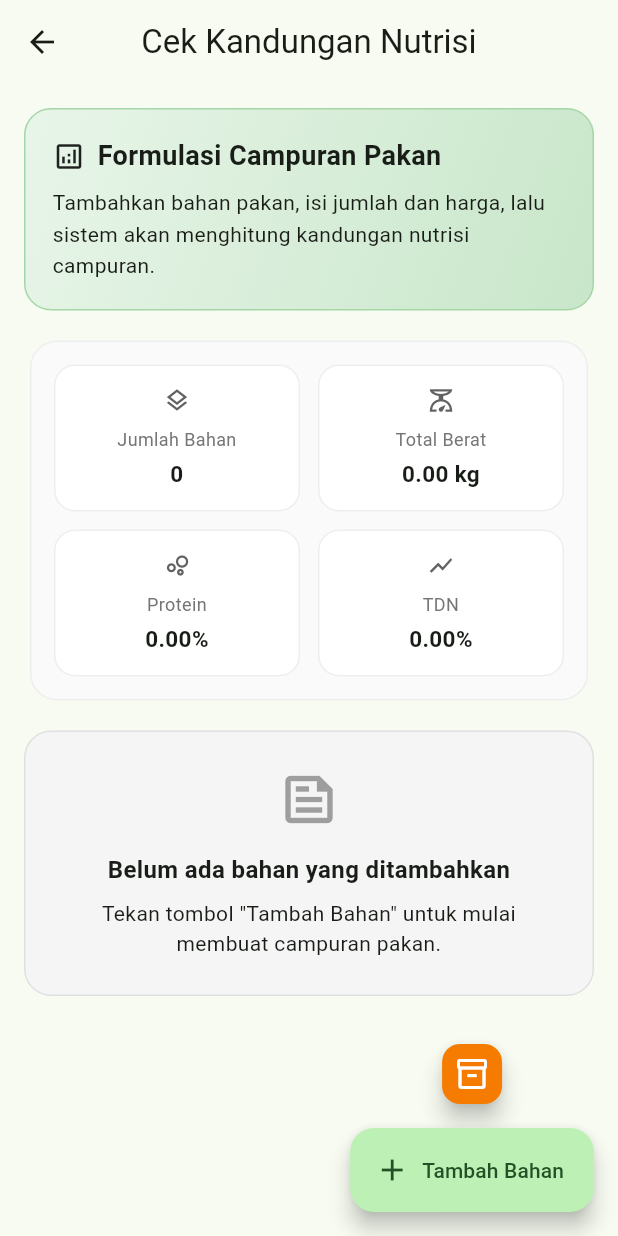
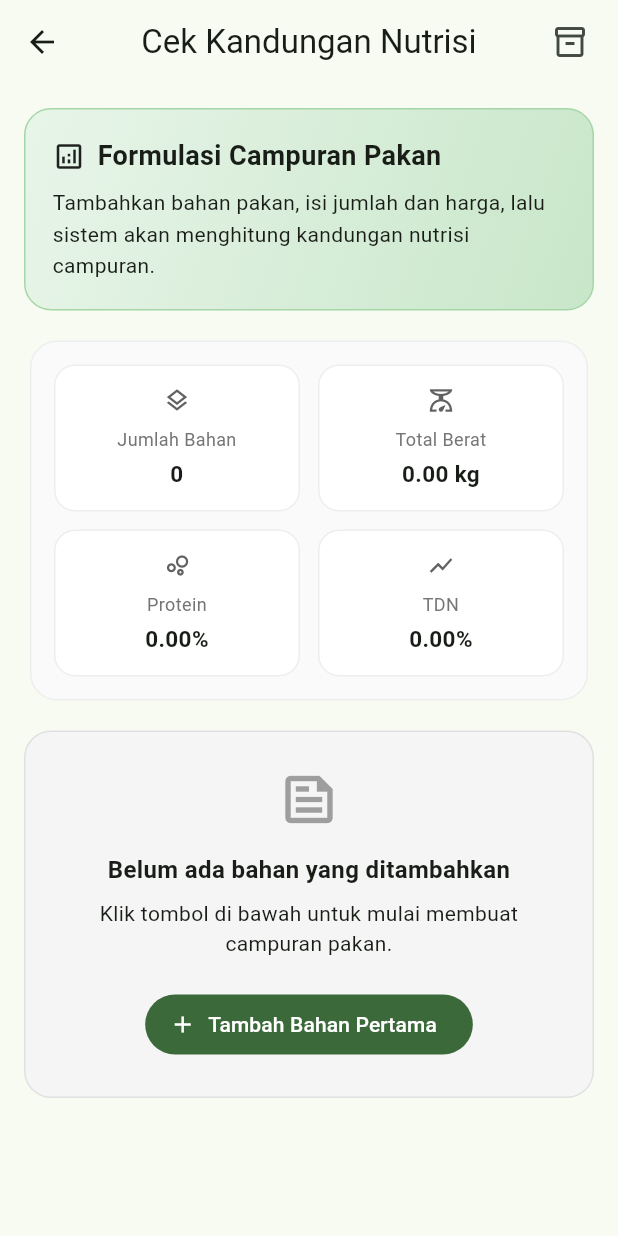
Before and after one commit to leanderarya/dipo-feed, a Flutter app: the CekKandunganNutrisiScreen screen opened directly, on a phone screen of 412 x 824 dp. Run offline on Flutter 3.47's test engine with Material 3 defaults, Android fonts, the light colour scheme and no system bars; our stand-ins replace shared_preferences; accounts and stored records are empty.

Commit message:
feat(cek_kandungan): hapus FAB dan pindahkan aksi ke appBar & body

```diff
--- a/lib/features/cek_kandungan_nutrisi/cek_kandungan_nutrisi_screen.dart
+++ b/lib/features/cek_kandungan_nutrisi/cek_kandungan_nutrisi_screen.dart
@@ -169,9 +169,15 @@ class _CekKandunganNutrisiScreenState extends State<CekKandunganNutrisiScreen> {
       appBar: AppBar(
         title: const Text('Cek Kandungan Nutrisi'),
         centerTitle: true,
+        actions: [
+          IconButton(
+            tooltip: 'Master Pakan',
+            onPressed: _isLoading ? null : _bukaManajemenMaster,
+            icon: const Icon(Icons.inventory_2_outlined),
           ),
-      floatingActionButtonLocation: FloatingActionButtonLocation.endFloat,
-      floatingActionButton: _buildFabGroup(),
+          const SizedBox(width: 8),
+        ],
+      ),
       body: SafeArea(child: _buildBody(hasil)),
       bottomNavigationBar:
           widget.modePilihUntukEvaluasi &&
@@ -195,27 +201,6 @@ class _CekKandunganNutrisiScreenState extends State<CekKandunganNutrisiScreen> {
     );
   }
 
-  Widget _buildFabGroup() {
-    return Column(
-      mainAxisSize: MainAxisSize.min,
-      children: [
-        FloatingActionButton.small(
-          heroTag: 'fab_master',
-          onPressed: _isLoading ? null : _bukaManajemenMaster,
-          backgroundColor: Colors.orange.shade700,
-          child: const Icon(Icons.inventory_2_outlined, color: Colors.white),
-        ),
-        const SizedBox(height: 12),
-        FloatingActionButton.extended(
-          heroTag: 'fab_add',
-          onPressed: _isLoading ? null : _tambahBahan,
-          icon: const Icon(Icons.add),
-          label: const Text('Tambah Bahan'),
-        ),
-      ],
-    );
-  }
-
   Widget _buildBody(HasilPerhitunganNutrisi hasil) {
     if (_isLoading) {
       return const Center(child: CircularProgressIndicator());
@@ -231,7 +216,7 @@ class _CekKandunganNutrisiScreenState extends State<CekKandunganNutrisiScreen> {
     }
 
     return ListView(
-      padding: const EdgeInsets.fromLTRB(16, 16, 16, 120),
+      padding: const EdgeInsets.fromLTRB(16, 16, 16, 32),
       children: [
         _buildHeader(),
         const SizedBox(height: 16),
@@ -244,7 +229,19 @@ class _CekKandunganNutrisiScreenState extends State<CekKandunganNutrisiScreen> {
             _campuran.length,
             (index) => _buildKartuBahan(index, _campuran[index]),
           ),
-          const SizedBox(height: 16),
+          const SizedBox(height: 8),
+          OutlinedButton.icon(
+            style: OutlinedButton.styleFrom(
+              padding: const EdgeInsets.symmetric(vertical: 14),
+              shape: RoundedRectangleBorder(
+                borderRadius: BorderRadius.circular(14),
+              ),
+            ),
+            onPressed: _tambahBahan,
+            icon: const Icon(Icons.add_circle_outline),
+            label: const Text('Tambah Bahan Pakan'),
+          ),
+          const SizedBox(height: 24),
           _buildKartuHasil(hasil),
         ],
       ],
@@ -379,19 +376,25 @@ class _CekKandunganNutrisiScreenState extends State<CekKandunganNutrisiScreen> {
         borderRadius: BorderRadius.circular(18),
         border: Border.all(color: Colors.grey.shade300),
       ),
-      child: const Column(
+      child: Column(
         children: [
-          Icon(Icons.feed_outlined, size: 42, color: Colors.grey),
-          SizedBox(height: 14),
-          Text(
+          const Icon(Icons.feed_outlined, size: 42, color: Colors.grey),
+          const SizedBox(height: 14),
+          const Text(
             'Belum ada bahan yang ditambahkan',
             style: TextStyle(fontWeight: FontWeight.bold, fontSize: 16),
             textAlign: TextAlign.center,
           ),
-          SizedBox(height: 8),
-          Text(
-            'Tekan tombol "Tambah Bahan" untuk mulai membuat campuran pakan.',
+          const SizedBox(height: 8),
+          const Text(
+            'Klik tombol di bawah untuk mulai membuat campuran pakan.',
             textAlign: TextAlign.center,
+          ),
+          const SizedBox(height: 20),
+          FilledButton.icon(
+            onPressed: _tambahBahan,
+            icon: const Icon(Icons.add),
+            label: const Text('Tambah Bahan Pertama'),
           ),
         ],
       ),
```
Lines whose indentation alone changed are shown as unchanged.
